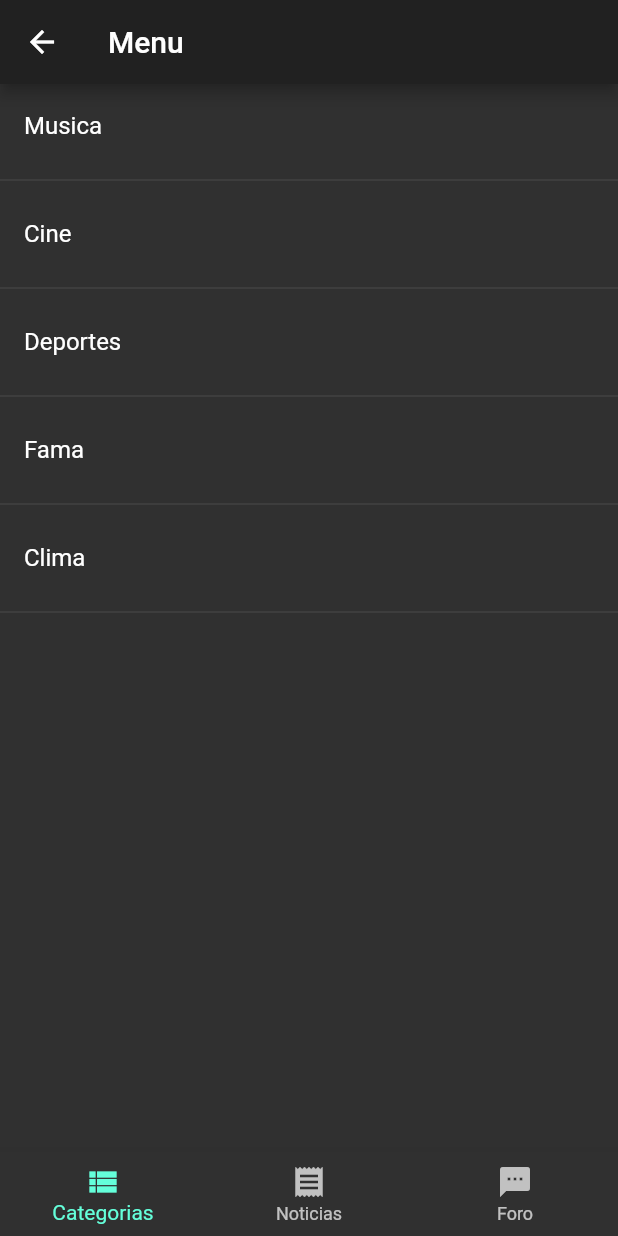
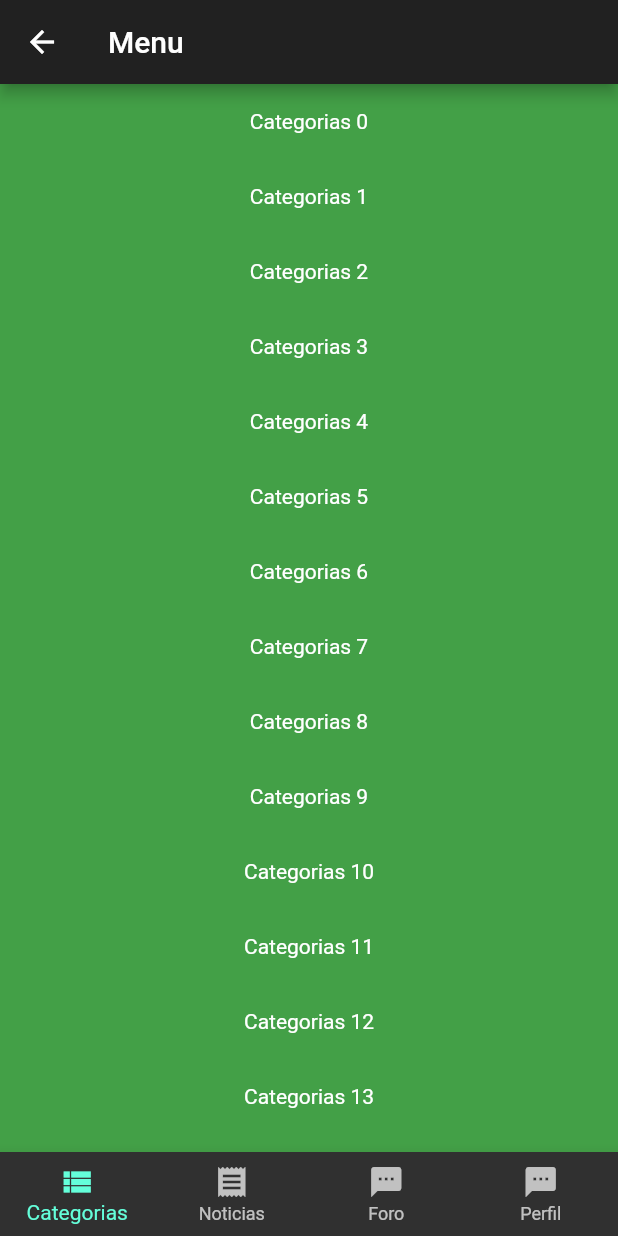
Before and after one commit to Jaleman1005/Proyecto, a Flutter app: the MenuPage screen opened directly, on a phone screen of 412 x 824 dp. Run offline on Flutter 3.47's test engine with Material 2 defaults, Android fonts, the light colour scheme and no system bars.

Commit message:
Changes Taps

```diff
--- a/myapp/lib/pages/Categorias.dart
+++ b/myapp/lib/pages/Categorias.dart
@@ -13,25 +13,23 @@ class CategoriasPageState extends State<CategoriasPage> {
   @override
   Widget build(BuildContext context) {
     return Scaffold(
-      body: ListView(
-        children: _crearCategorias()
+      body:
+        CustomScrollView(
+            slivers: <Widget>[
+              SliverFixedExtentList(
+                itemExtent: 50.0,
+                delegate: SliverChildBuilderDelegate(
+                  (BuildContext context, int index) {
+                    return Container(
+                      alignment: Alignment.center,
+                      color: Colors.green[600],
+                      child: Text('Categorias $index'),
+                    );
+                  },
+                ),
               ),
-            );
-          }
-
-  final opciones = ['Musica','Cine','Deportes','Fama','Clima'];
-
-  List<Widget>  _crearCategorias() {
-
-     return opciones.map(( item){
-       return Column(
-         children: <Widget>[
-           ListTile(
-             title: Text(item),
-           ),
-           Divider(),
-         ],
-       );
-     }).toList();
+            ],
+          )
+    );
   }
 }
--- a/myapp/lib/pages/calls.dart
+++ b/myapp/lib/pages/calls.dart
@@ -7,7 +7,6 @@ class DatosForoPage extends StatefulWidget{
   }
 
 }
-
 class DatosPageState extends State<DatosForoPage>{
 
  Widget build(BuildContext context) {
--- a/myapp/lib/pages/menu.dart
+++ b/myapp/lib/pages/menu.dart
@@ -1,4 +1,5 @@
 import 'package:flutter/material.dart';
+import 'package:startup_namer/pages/noticias.dart';
 
 import 'Categorias.dart';
 import 'status.dart';
@@ -22,6 +23,7 @@ class MenuPageState extends State<MenuPage>{
     CategoriasPage(),
     ChatsPageState(),
     StatusPage(),
+    NoticiasPage()
   ];
 
   void _onTabBar(int index){
@@ -52,6 +54,10 @@ class MenuPageState extends State<MenuPage>{
             BottomNavigationBarItem(
               icon: Icon(Icons.textsms),
               title: Text('Foro')
+            ),
+            BottomNavigationBarItem(
+              icon: Icon(Icons.textsms),
+              title: Text('Perfil')
             )
           ],
         ),
```
Also changed, not shown: myapp/lib/pages/chats.dart (+48 -56 lines).
